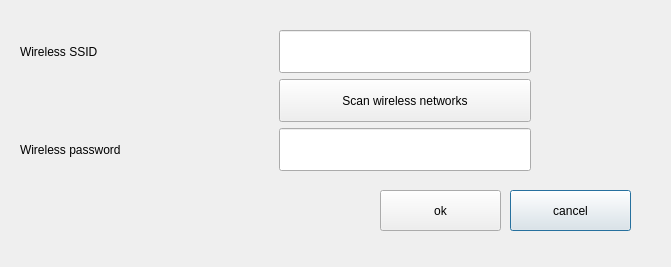
Above: blue-app/ui/WifiSettings.ui from matus-u/sz-bluetooth before the change. Below: the same form after it.
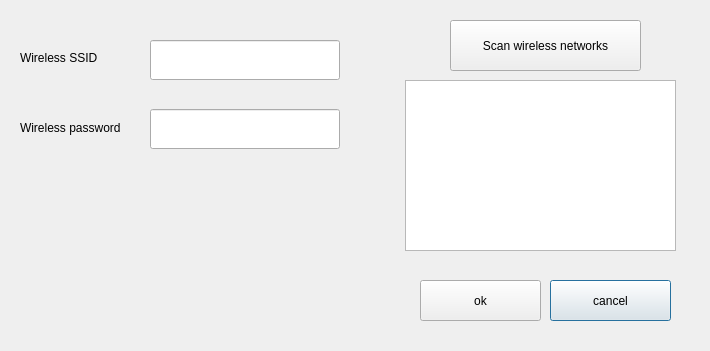
That is the form after the change.

Commit message: add Wifi settings first version, change bluetooth script name

```diff
--- a/blue-app/ui/WifiSettings.ui
+++ b/blue-app/ui/WifiSettings.ui
@@ -6,8 +6,8 @@
    <rect>
     <x>0</x>
     <y>0</y>
-    <width>671</width>
-    <height>267</height>
+    <width>710</width>
+    <height>351</height>
    </rect>
   </property>
   <property name="windowTitle">
@@ -16,8 +16,8 @@
   <widget class="QPushButton" name="cancelButton">
    <property name="geometry">
     <rect>
-     <x>510</x>
-     <y>190</y>
+     <x>550</x>
+     <y>280</y>
      <width>121</width>
      <height>41</height>
     </rect>
@@ -29,8 +29,8 @@
   <widget class="QPushButton" name="okButton">
    <property name="geometry">
     <rect>
-     <x>380</x>
-     <y>190</y>
+     <x>420</x>
+     <y>280</y>
      <width>121</width>
      <height>41</height>
     </rect>
@@ -39,64 +39,114 @@
     <string>ok</string>
    </property>
   </widget>
-  <widget class="QWidget" name="gridLayoutWidget">
+  <widget class="QPushButton" name="scanWifiButton">
    <property name="geometry">
     <rect>
+     <x>450</x>
+     <y>20</y>
+     <width>191</width>
+     <height>51</height>
+    </rect>
+   </property>
+   <property name="sizePolicy">
+    <sizepolicy hsizetype="Preferred" vsizetype="Minimum">
+     <horstretch>0</horstretch>
+     <verstretch>0</verstretch>
+    </sizepolicy>
+   </property>
+   <property name="text">
+    <string>Scan wireless networks</string>
+   </property>
+  </widget>
+  <widget class="QLabel" name="label_2">
+   <property name="geometry">
+    <rect>
      <x>20</x>
-     <y>30</y>
-     <width>511</width>
-     <height>141</height>
+     <y>120</y>
+     <width>112</width>
+     <height>16</height>
     </rect>
    </property>
-   <layout class="QGridLayout" name="gridLayout" rowstretch="0,0,0">
-    <item row="1" column="1">
-     <widget class="QPushButton" name="scanWifiButton">
-      <property name="sizePolicy">
-       <sizepolicy hsizetype="Preferred" vsizetype="Minimum">
-        <horstretch>0</horstretch>
-        <verstretch>0</verstretch>
-       </sizepolicy>
-      </property>
-      <property name="text">
-       <string>Scan wireless networks</string>
-      </property>
-     </widget>
-    </item>
-    <item row="2" column="1">
-     <widget class="QLineEdit" name="wifiPassLineEdit">
-      <property name="sizePolicy">
-       <sizepolicy hsizetype="Preferred" vsizetype="Minimum">
-        <horstretch>0</horstretch>
-        <verstretch>0</verstretch>
-       </sizepolicy>
-      </property>
-     </widget>
-    </item>
-    <item row="2" column="0">
-     <widget class="QLabel" name="label_2">
-      <property name="text">
-       <string>Wireless password</string>
-      </property>
-     </widget>
-    </item>
-    <item row="0" column="1">
-     <widget class="QLineEdit" name="ssidLineEdit">
-      <property name="sizePolicy">
-       <sizepolicy hsizetype="Preferred" vsizetype="Minimum">
-        <horstretch>0</horstretch>
-        <verstretch>0</verstretch>
-       </sizepolicy>
-      </property>
-     </widget>
-    </item>
-    <item row="0" column="0">
-     <widget class="QLabel" name="label">
-      <property name="text">
-       <string>Wireless SSID</string>
-      </property>
-     </widget>
-    </item>
-   </layout>
+   <property name="text">
+    <string>Wireless password</string>
+   </property>
+  </widget>
+  <widget class="QLabel" name="label">
+   <property name="geometry">
+    <rect>
+     <x>20</x>
+     <y>50</y>
+     <width>83</width>
+     <height>16</height>
+    </rect>
+   </property>
+   <property name="text">
+    <string>Wireless SSID</string>
+   </property>
+  </widget>
+  <widget class="QLineEdit" name="wifiPassLineEdit">
+   <property name="geometry">
+    <rect>
+     <x>150</x>
+     <y>109</y>
+     <width>190</width>
+     <height>40</height>
+    </rect>
+   </property>
+   <property name="sizePolicy">
+    <sizepolicy hsizetype="Preferred" vsizetype="Minimum">
+     <horstretch>0</horstretch>
+     <verstretch>0</verstretch>
+    </sizepolicy>
+   </property>
+  </widget>
+  <widget class="QLineEdit" name="ssidLineEdit">
+   <property name="geometry">
+    <rect>
+     <x>150</x>
+     <y>40</y>
+     <width>190</width>
+     <height>40</height>
+    </rect>
+   </property>
+   <property name="sizePolicy">
+    <sizepolicy hsizetype="Preferred" vsizetype="Minimum">
+     <horstretch>0</horstretch>
+     <verstretch>0</verstretch>
+    </sizepolicy>
+   </property>
+  </widget>
+  <widget class="QTableWidget" name="apListWidget">
+   <property name="geometry">
+    <rect>
+     <x>405</x>
+     <y>80</y>
+     <width>271</width>
+     <height>171</height>
+    </rect>
+   </property>
+   <property name="selectionMode">
+    <enum>QAbstractItemView::SingleSelection</enum>
+   </property>
+   <property name="selectionBehavior">
+    <enum>QAbstractItemView::SelectRows</enum>
+   </property>
+   <property name="columnCount">
+    <number>1</number>
+   </property>
+   <attribute name="horizontalHeaderVisible">
+    <bool>false</bool>
+   </attribute>
+   <attribute name="horizontalHeaderDefaultSectionSize">
+    <number>300</number>
+   </attribute>
+   <attribute name="verticalHeaderVisible">
+    <bool>false</bool>
+   </attribute>
+   <attribute name="verticalHeaderMinimumSectionSize">
+    <number>35</number>
+   </attribute>
+   <column/>
   </widget>
  </widget>
  <resources/>
```
The commit also changes 9 other files.
